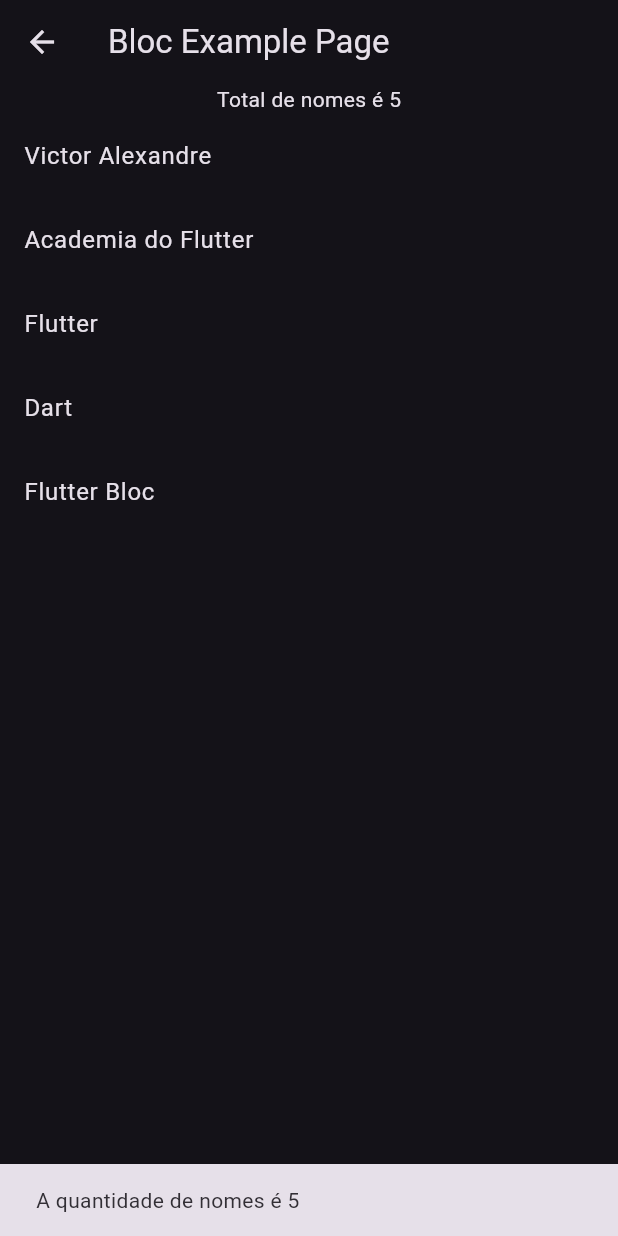
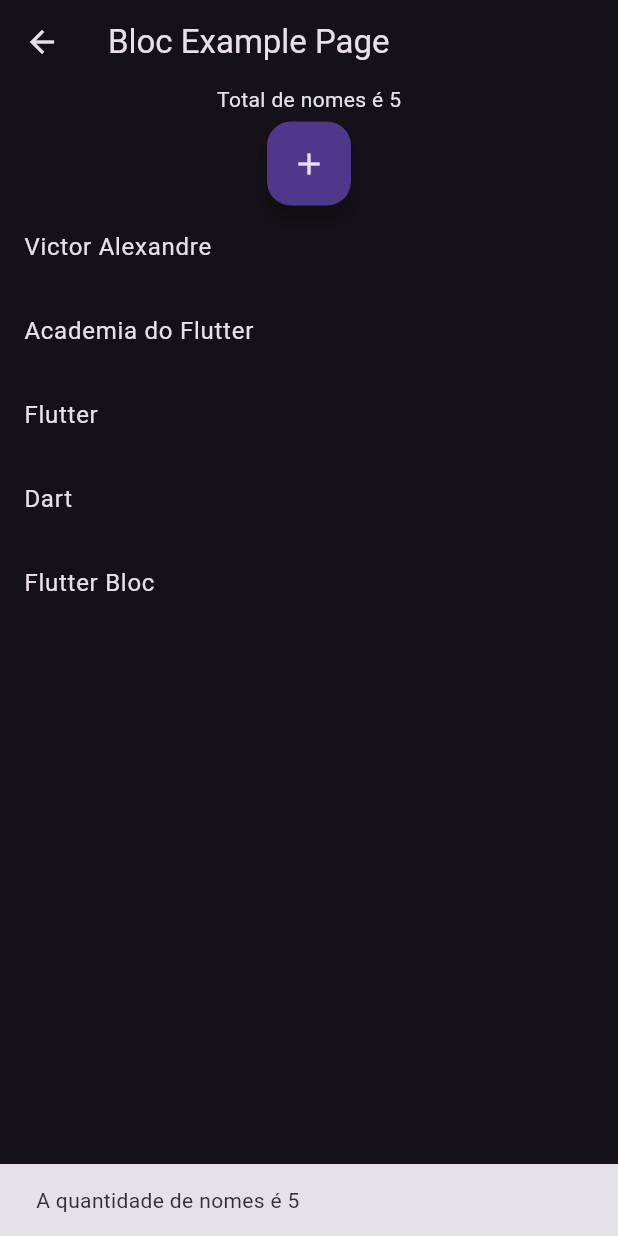
Before and after one commit to victorapc/contact_bloc, a Flutter app: the ExampleBlocPage screen opened by its route, on a phone screen of 412 x 824 dp. Run offline on Flutter 3.47's test engine with Material 2 defaults, Android fonts, the phone set to English and light mode, and no system bars; our stand-ins replace bloc, flutter_bloc.

Commit message:
Bloc adicionando novo item na lista com event.

```diff
--- a/lib/feature/bloc_example/bloc_estrutura_example/example_bloc.dart
+++ b/lib/feature/bloc_example/bloc_estrutura_example/example_bloc.dart
@@ -10,6 +10,7 @@ class ExampleBloc extends Bloc<ExampleEvent, ExampleState> {
   ExampleBloc() : super(ExampleStateInitial()) {
     on<ExampleFindNameEvent>(_findNames);
     on<ExampleRemoveNameEvent>(_removeName);
+    on<ExampleAddNameEvent>(_addName);
   }
 
   FutureOr<void> _findNames(
@@ -40,4 +41,18 @@ class ExampleBloc extends Bloc<ExampleEvent, ExampleState> {
       emit(ExampleStateData(names: names));
     }
   }
+
+  FutureOr<void> _addName(
+    ExampleAddNameEvent event,
+    Emitter<ExampleState> emit,
+  ) {
+    final stateExample = state;
+
+    if (stateExample is ExampleStateData) {
+      final names = [...stateExample.names];
+
+      names.add(event.name);
+      emit(ExampleStateData(names: names));
+    }
+  }
 }
--- a/lib/feature/bloc_example/bloc_estrutura_example/example_event.dart
+++ b/lib/feature/bloc_example/bloc_estrutura_example/example_event.dart
@@ -4,7 +4,13 @@ abstract class ExampleEvent {}
 
 class ExampleFindNameEvent extends ExampleEvent {}
 
-class ExampleAddNameEvent extends ExampleEvent {}
+class ExampleAddNameEvent extends ExampleEvent {
+  final String name;
+
+  ExampleAddNameEvent({
+    required this.name,
+  });
+}
 
 class ExampleRemoveNameEvent extends ExampleEvent {
   final String name;
--- a/lib/feature/bloc_example/example_bloc_page.dart
+++ b/lib/feature/bloc_example/example_bloc_page.dart
@@ -72,6 +72,19 @@ class ExampleBlocPage extends StatelessWidget {
                 return const SizedBox.shrink();
               },
             ),
+            const SizedBox(
+              height: 5,
+            ),
+            FloatingActionButton(
+              elevation: 5.0,
+              onPressed: () {
+                const name = 'Victor Teste';
+                context
+                    .read<ExampleBloc>()
+                    .add(ExampleAddNameEvent(name: name));
+              },
+              child: const Icon(Icons.add),
+            ),
             // Usar esse BlocSelector pra listView ou o BlocBuilder.
             BlocSelector<ExampleBloc, ExampleState, List<String>>(
               selector: (state) {
```
